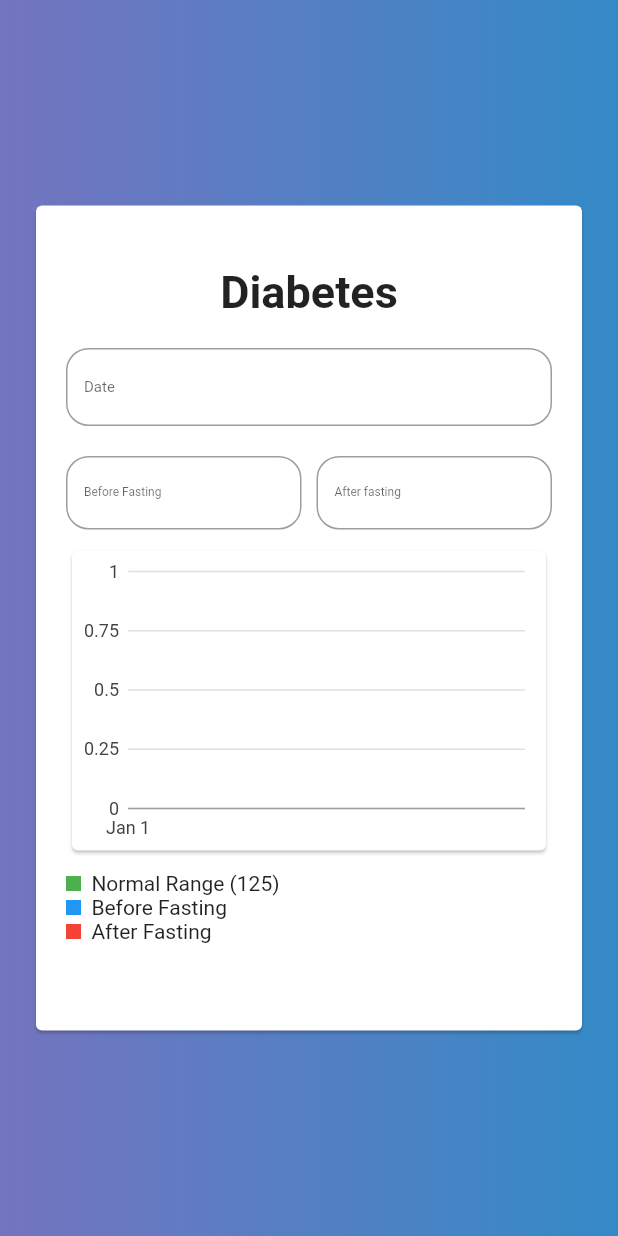
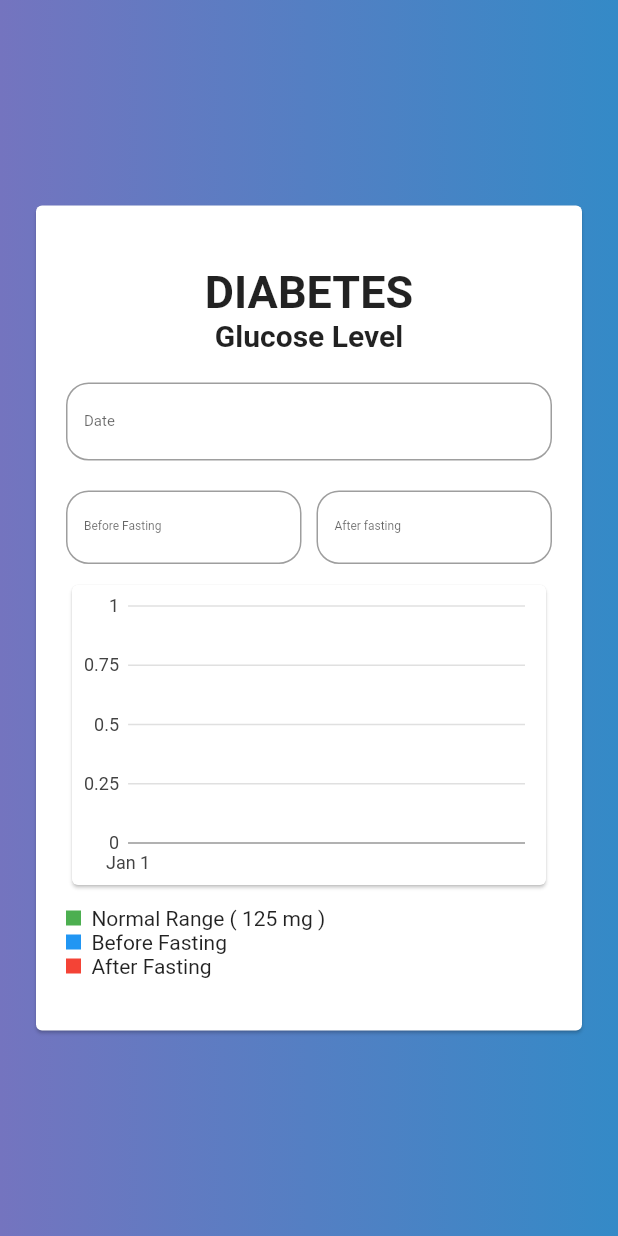
Before and after one commit to rahulsunil2/MediLocker, a Flutter app: the DateTimeChart screen opened directly with empty values, on a phone screen of 412 x 824 dp. Run offline on Flutter 3.47's test engine with Material 2 defaults, Android fonts, the light colour scheme and no system bars; our stand-ins replace bloc, charts_flutter, equatable, flutter_bloc, image_picker, rflutter_alert and 1 more; missing offline and left inert: flutter_uploader; accounts and stored records are empty; network calls fail; Roboto replaces fonts that are missing (Poppins); project files that could hold a hidden picture were left out.

Commit message:
Update graph.dart

```diff
--- a/lib/Reports/graph.dart
+++ b/lib/Reports/graph.dart
@@ -43,11 +43,19 @@ class DateTimeChart extends StatelessWidget {
                   children: [
                     new Padding(padding: EdgeInsets.only(top: 20.0)),
                     Text(
-                      "Diabetes",
+                      "DIABETES",
                       style: new TextStyle(
                         fontFamily: "Poppins",
                         fontWeight: FontWeight.bold,
                         fontSize: 30,
+                      ),
+                    ),
+                    Text(
+                      "Glucose Level",
+                      style: new TextStyle(
+                        fontFamily: "Poppins",
+                        fontWeight: FontWeight.bold,
+                        fontSize: 20,
                       ),
                     ),
                     new Padding(padding: EdgeInsets.only(bottom: 20.0)),
@@ -159,7 +167,7 @@ class DateTimeChart extends StatelessWidget {
                                   color: Colors.green,
                                 ),
                                 Text(
-                                  '  Normal Range (125)'
+                                  '  Normal Range ( 125 mg )'
                                 ),
                               ],
                               ),
```
